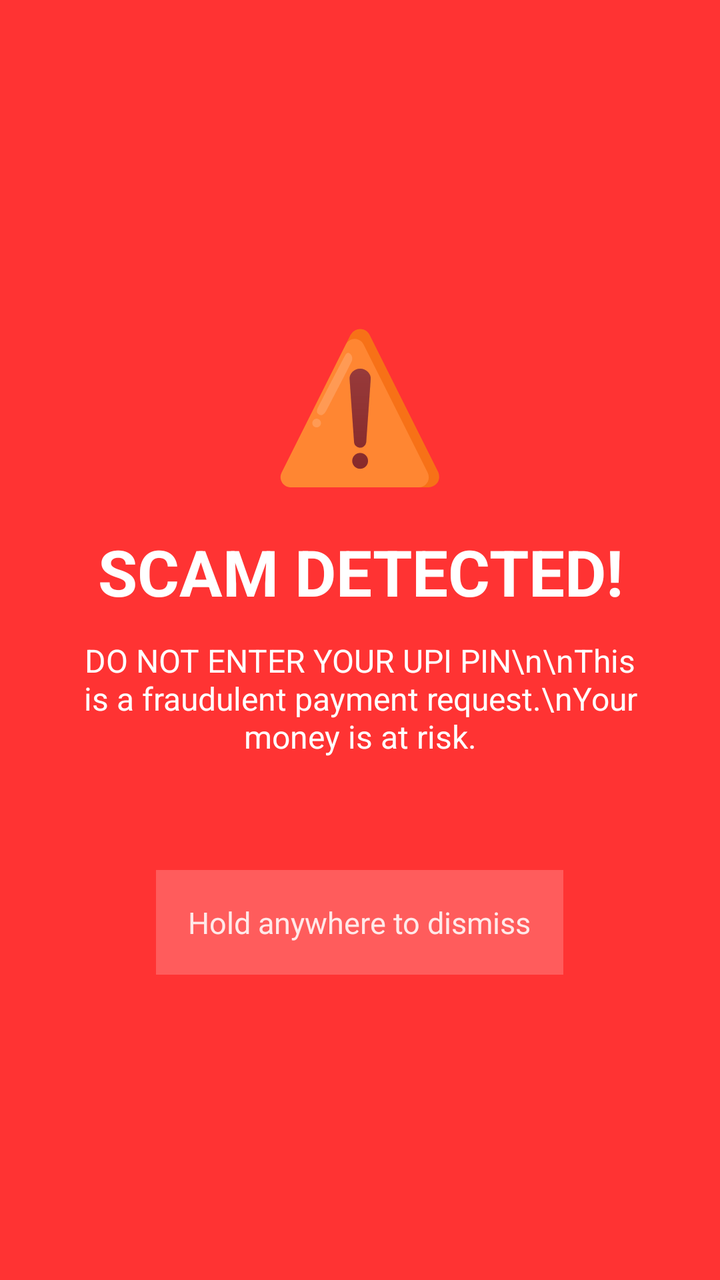
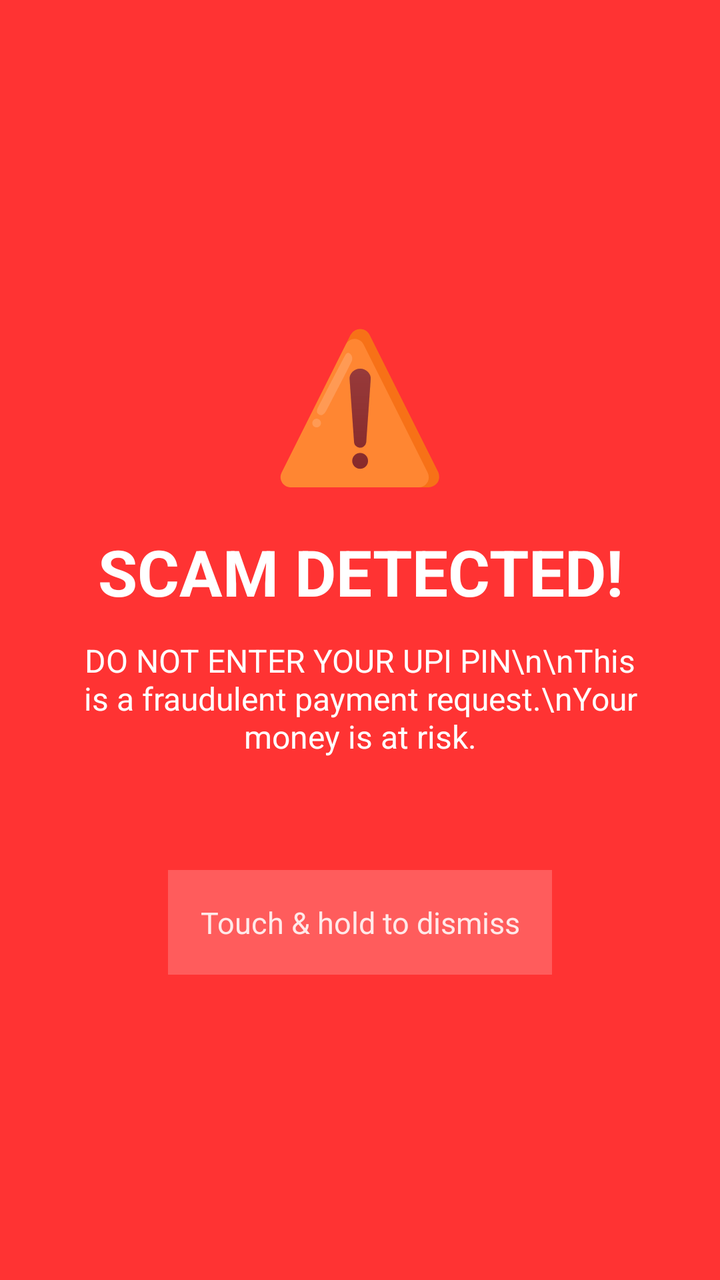

Screens rendered from an Android XML layout before and after an edit, with the pre-edit source and the edit as a unified diff.
<!-- AndroidManifest.xml: application theme Theme.AntiScamApp -->
<!-- res/layout/overlay_scam.xml -->
<?xml version="1.0" encoding="utf-8"?>
<FrameLayout xmlns:android="http://schemas.android.com/apk/res/android"
    android:layout_width="match_parent"
    android:layout_height="match_parent"
    android:background="@color/red_warning"
    android:clickable="false"
    android:focusable="false">

    <LinearLayout
        android:layout_width="match_parent"
        android:layout_height="wrap_content"
        android:layout_gravity="center"
        android:orientation="vertical"
        android:gravity="center"
        android:padding="32dp">

        <TextView
            android:layout_width="wrap_content"
            android:layout_height="wrap_content"
            android:text="⚠️"
            android:textSize="72sp"
            android:layout_marginBottom="16dp" />

        <TextView
            android:layout_width="wrap_content"
            android:layout_height="wrap_content"
            android:text="SCAM DETECTED!"
            android:textColor="@color/white"
            android:textSize="32sp"
            android:textStyle="bold"
            android:gravity="center"
            android:layout_marginBottom="12dp" />

        <TextView
            android:layout_width="wrap_content"
            android:layout_height="wrap_content"
            android:text="DO NOT ENTER YOUR UPI PIN\n\nThis is a fraudulent payment request.\nYour money is at risk."
            android:textColor="@color/white"
            android:textSize="16sp"
            android:gravity="center"
            android:layout_marginBottom="48dp" />

        
        <TextView
            android:id="@+id/tv_countdown"
            android:layout_width="wrap_content"
            android:layout_height="wrap_content"
            android:text="Hold anywhere to dismiss"
            android:textColor="#DDFFFFFF"
            android:textSize="15sp"
            android:gravity="center"
            android:padding="16dp"
            android:background="#33FFFFFF"
            android:layout_marginTop="8dp" />

    </LinearLayout>

</FrameLayout>
<!-- resources referenced by this layout -->
<resources>
  <color name="red_warning">#CCFF0000</color>
  <color name="white">#FFFFFFFF</color>
  <style name="Theme.AntiScamApp" parent="Theme.MaterialComponents.DayNight.NoActionBar">
          <item name="colorPrimary">@color/red_warning_solid</item>
          <item name="colorPrimaryVariant">@color/red_dark</item>
          <item name="colorOnPrimary">@color/white</item>
          <item name="colorSecondary">@color/green_safe</item>
          <item name="colorOnSecondary">@color/white</item>
          <item name="android:statusBarColor" tools:targetApi="l">?attr/colorPrimaryVariant</item>
      </style>
  <color name="red_warning_solid">#FFD32F2F</color>
  <color name="red_dark">#FFB71C1C</color>
  <color name="green_safe">#FF388E3C</color>
</resources>

<!-- the commit's change to res/layout/overlay_scam.xml (unified diff, before → after) -->
@@ -45,7 +45,7 @@
             android:id="@+id/tv_countdown"
             android:layout_width="wrap_content"
             android:layout_height="wrap_content"
-            android:text="Hold anywhere to dismiss"
+            android:text="Touch &amp; hold to dismiss"
             android:textColor="#DDFFFFFF"
             android:textSize="15sp"
             android:gravity="center"
